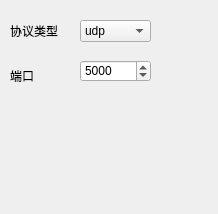
Qt form NewSession/NetAssistSetting.ui (heyuanjie87/QTerminal) before a commit.
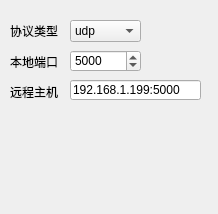
The same form after that commit.

Commit message: 添加远程主机参数

```diff
--- a/NewSession/NetAssistSetting.ui
+++ b/NewSession/NetAssistSetting.ui
@@ -29,7 +29,7 @@
   <widget class="QComboBox" name="ptype">
    <property name="geometry">
     <rect>
-     <x>80</x>
+     <x>70</x>
      <y>20</y>
      <width>71</width>
      <height>22</height>
@@ -45,20 +45,20 @@
    <property name="geometry">
     <rect>
      <x>10</x>
-     <y>70</y>
+     <y>52</y>
      <width>54</width>
-     <height>12</height>
+     <height>20</height>
     </rect>
    </property>
    <property name="text">
-    <string>端口</string>
+    <string>本地端口</string>
    </property>
   </widget>
   <widget class="QSpinBox" name="port">
    <property name="geometry">
     <rect>
-     <x>80</x>
-     <y>60</y>
+     <x>70</x>
+     <y>50</y>
      <width>71</width>
      <height>22</height>
     </rect>
@@ -70,6 +70,32 @@
     <number>5000</number>
    </property>
   </widget>
+  <widget class="QLabel" name="label_3">
+   <property name="geometry">
+    <rect>
+     <x>10</x>
+     <y>82</y>
+     <width>54</width>
+     <height>20</height>
+    </rect>
+   </property>
+   <property name="text">
+    <string>远程主机</string>
+   </property>
+  </widget>
+  <widget class="QLineEdit" name="rhost">
+   <property name="geometry">
+    <rect>
+     <x>70</x>
+     <y>80</y>
+     <width>131</width>
+     <height>20</height>
+    </rect>
+   </property>
+   <property name="text">
+    <string>192.168.1.199:5000</string>
+   </property>
+  </widget>
  </widget>
  <resources/>
  <connections/>
```
Left out of the diff: 2 changed lines with no effect on the pictures. The commit also changes 4 other files.
